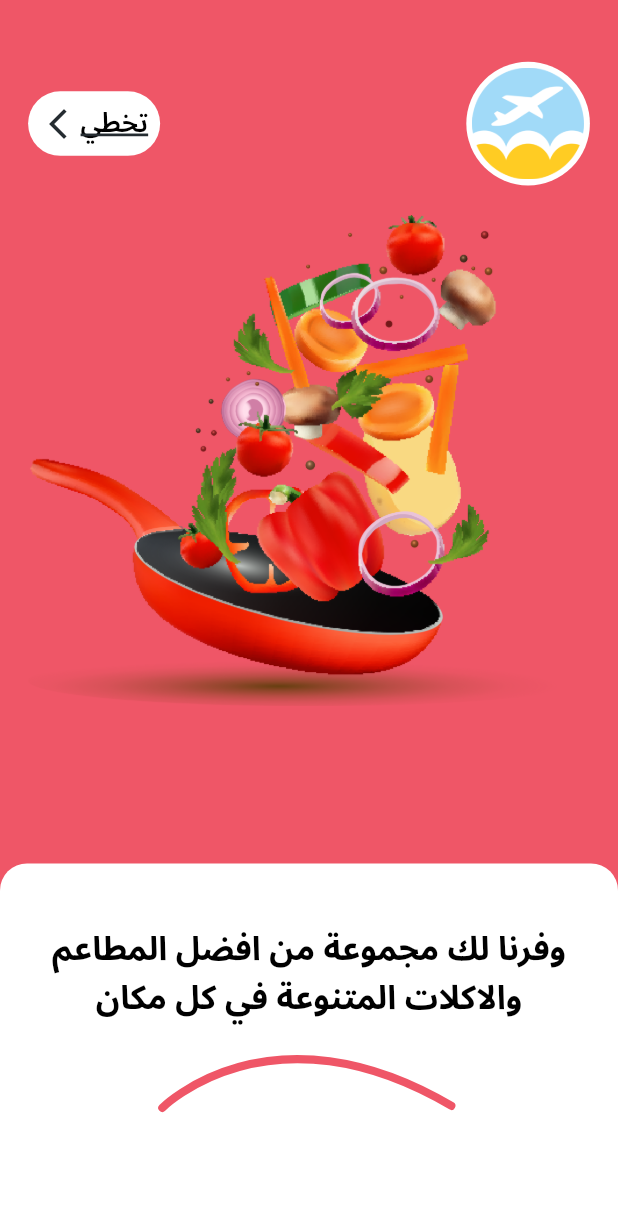
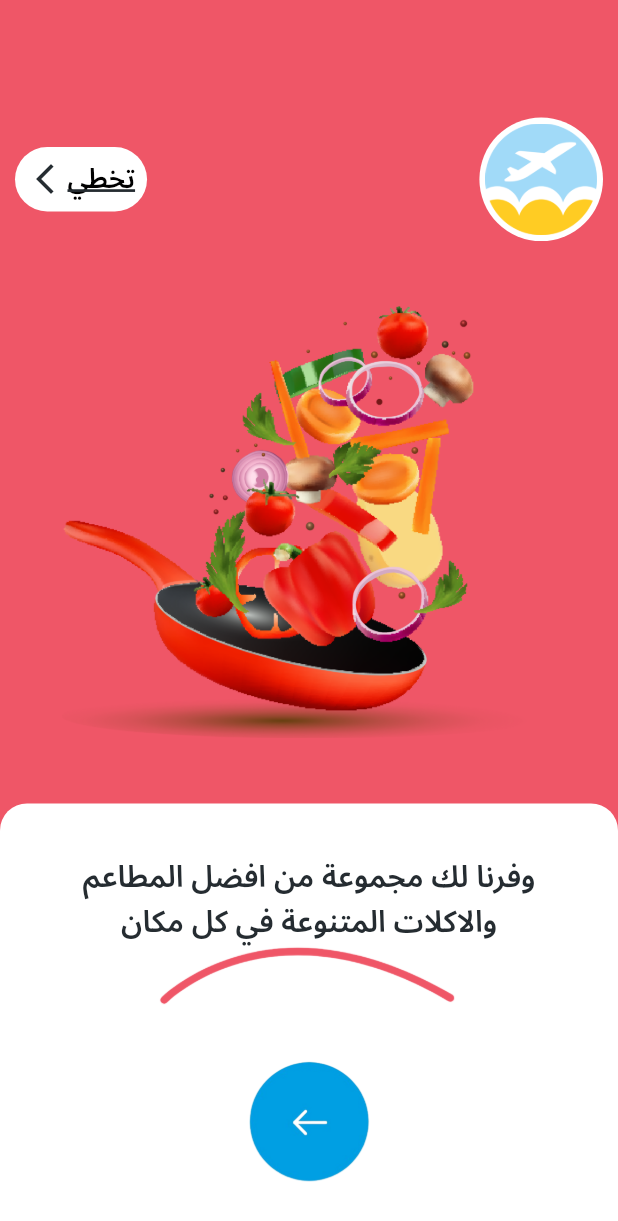
Before and after one commit to TopBusiness-Flutter-Projects/travel_club, a Flutter app: the OnBoarding1 screen opened directly, after a tap on "تخطي", on a phone screen of 412 x 824 dp. Shown: the top 1221 px of the screen. Run offline on Flutter 3.47's test engine with Material 3 defaults, Android fonts, the phone set to English and light mode, and no system bars; drawn by our look-alikes of auto_size_text; our stand-ins replace cached_network_image, dio, dotted_border, easy_localization, equatable, flutter_bloc and 10 more; missing offline and left inert: overlay_loader_with_app_icon; accounts and stored records are empty; project files that could hold a hidden picture were left out.

Commit message:
finish on boarding

```diff
--- a/lib/core/utils/assets_manager.dart
+++ b/lib/core/utils/assets_manager.dart
@@ -18,6 +18,9 @@ class ImageAssets {
   static const String onBoarding1 = '$imagePath/onboarding1.png';
   static const String onBoarding2 = '$imagePath/onboarding2.png';
   static const String onBoarding3 = '$imagePath/onboarding3.png';
+  static const String container = '$imagePath/container.png';
+  static const String forward = '$imagePath/forward.png';
+
 
   // icons
   static const String phoneIcon = '$iconsPath/phone.svg';
--- a/lib/features/auth/widgets/custom_forward.dart
+++ b/lib/features/auth/widgets/custom_forward.dart
@@ -1,14 +1,26 @@
+import 'package:easy_localization/easy_localization.dart';
 import 'package:flutter_svg/svg.dart';
 
 import '../../../core/exports.dart';
 
 class CustomForward extends StatelessWidget {
-  const CustomForward({super.key,this.onTap});
- final void Function()? onTap;
+  const CustomForward({super.key, this.onTap});
+  final void Function()? onTap;
   @override
   Widget build(BuildContext context) {
-    return  GestureDetector(
-      onTap:onTap,
-        child: SvgPicture.asset(AppIcons.forward));
+    return GestureDetector(
+        onTap: onTap,
+        child: EasyLocalization.of(context)!.locale.languageCode != 'ar'
+            ? RotatedBox(
+                quarterTurns: 2,
+                child: Image.asset(
+                  ImageAssets.forward,
+                  height: getHeightSize(context) * 0.1,
+                ),
+              )
+            : Image.asset(
+                ImageAssets.forward,
+                height: getHeightSize(context) * 0.1,
+              ));
   }
 }
--- a/lib/features/on_boarding/screen/onboarding1.dart
+++ b/lib/features/on_boarding/screen/onboarding1.dart
@@ -26,7 +26,7 @@ class OnBoarding1 extends StatelessWidget {
             text: AppTranslations.onboarding1,
             onTap: () {
               cubit.pageController.animateToPage(1,
-                  duration: const Duration(milliseconds: 1000),
+                  duration: const Duration(milliseconds: 300),
                   curve: Curves.easeInOut);
             },
           ),
--- a/lib/features/on_boarding/screen/onboarding2.dart
+++ b/lib/features/on_boarding/screen/onboarding2.dart
@@ -13,14 +13,13 @@ class OnBoarding2 extends StatelessWidget {
         OnboardingCubit cubit = context.read<OnboardingCubit>();
         return Scaffold(
           body: CustomOnBoardingBody(
-               backgroundColor: AppColors.red,
+            backgroundColor: AppColors.red,
             image: ImageAssets.onBoarding2,
             text: AppTranslations.onboarding2,
             onTap: () {
-               cubit.pageController.animateToPage(2,
-                                      duration:
-                                          const Duration(milliseconds: 1000),
-                                      curve: Curves.easeInOut);
+              cubit.pageController.animateToPage(2,
+                  duration: const Duration(milliseconds: 300),
+                  curve: Curves.easeInOut);
             },
           ),
         );
--- a/lib/features/on_boarding/screen/widgets/on_boarding_body.dart
+++ b/lib/features/on_boarding/screen/widgets/on_boarding_body.dart
@@ -1,6 +1,8 @@
+import 'package:auto_size_text/auto_size_text.dart';
 import 'package:flutter_svg/svg.dart';
 import 'package:travel_club/core/exports.dart';
 import 'package:travel_club/core/widgets/custom_skip_row.dart';
+import 'package:travel_club/features/auth/widgets/custom_forward.dart';
 
 class CustomOnBoardingBody extends StatelessWidget {
   const CustomOnBoardingBody({
@@ -21,30 +23,42 @@ class CustomOnBoardingBody extends StatelessWidget {
       width: getWidthSize(context),
       height: getHeightSize(context),
       color: backgroundColor,
+      child: Stack(
+        alignment: Alignment.bottomCenter,
+        children: [
+          Positioned(
+            top: 0,
+            child: SizedBox(
+                height: getHeightSize(context) * 0.65,
+                width: getWidthSize(context),
                 child: Column(
+                  mainAxisAlignment: MainAxisAlignment.spaceEvenly,
                   children: [
-          SizedBox(
-            height: getHeightSize(context) * 0.05,
+                    SizedBox(height: getHeightSize(context) * 0.01),
+                    Column(
+                      children: [
+                        Padding(
+                          padding: EdgeInsets.symmetric(horizontal: 10.w),
+                          child: CustomSkipRow(
+                              onTap: onTap, backgroundColor: AppColors.white),
+                        ),
+                      ],
                     ),
                     Padding(
-            padding:
-                EdgeInsets.symmetric(horizontal: getWidthSize(context) / 22),
-            child:
-                CustomSkipRow(onTap: onTap, backgroundColor: AppColors.white),
-          ),
-          Center(
-            child: Padding(
-              padding: EdgeInsets.all(getWidthSize(context) / 22),
+                      padding: EdgeInsets.symmetric(
+                          vertical: getHeightSize(context) * 0.01,
+                          horizontal: getWidthSize(context) * 0.1),
                       child: Image.asset(
                         image,
-                height: getHeightSize(context) * 0.4,
+                        // height: getHeightSize(context) * 0.,
                         // width: getSize(context) / 1.1,
                       ),
                     ),
+                  ],
+                )),
           ),
-          Spacer(),
           Container(
-            //  height: getHeightSize(context) * 0.4,
+            height: getHeightSize(context) * 0.35,
             width: getWidthSize(context),
             decoration: BoxDecoration(
               color: AppColors.white,
@@ -53,22 +67,30 @@ class CustomOnBoardingBody extends StatelessWidget {
                 topRight: Radius.circular(18.r),
               ),
             ),
+            child: Padding(
+              padding: EdgeInsets.symmetric(
+                  horizontal: getHeightSize(context) * 0.04),
               child: Column(
+                mainAxisAlignment: MainAxisAlignment.spaceEvenly,
                 children: [
-                Padding(
-                  padding: EdgeInsets.only(top: getHeightSize(context) * 0.05),
-                  child: Text(
+                  Column(
+                    children: [
+                      AutoSizeText(
                         text,
+                        maxLines: 2,
                         textAlign: TextAlign.center,
-                    style:
-                        getBoldStyle(color: AppColors.black, fontSize: 22.sp),
+                        style: getSemiBoldStyle(fontSize: 20.sp),
                       ),
+                      Image.asset(ImageAssets.container,
+                          height: getHeightSize(context) * 0.05,
+                          color: backgroundColor),
+                    ],
                   ),
-                SvgPicture.asset(AppIcons.container,
-                    height: 100.h, color: backgroundColor),
-                SizedBox(height: getHeightSize(context) * 0.05),
-
+                  CustomForward(
+                    onTap: onTap,
+                  )
                 ],
+              ),
             ),
           )
         ],
--- a/lib/features/splash/screens/splash_screen.dart
+++ b/lib/features/splash/screens/splash_screen.dart
@@ -1,5 +1,6 @@
 import 'dart:async';
 import 'package:flutter/material.dart';
+import 'package:shared_preferences/shared_preferences.dart';
 import 'package:travel_club/core/exports.dart';
 import 'package:travel_club/core/utils/assets_manager.dart';
 import '../../../../config/routes/app_routes.dart';
@@ -31,29 +32,25 @@ class _SplashScreenState extends State<SplashScreen>
   }
 
   Future<void> _getStoreUser() async {
-    Navigator.pushReplacementNamed(context, Routes.onboardingPageScreenRoute);
-
-    // SharedPreferences prefs = await SharedPreferences.getInstance();
-    // if (prefs.getString('onBoarding') != null) {
-    //   if (prefs.getString('user') != null) {
-    //     Navigator.pushReplacementNamed(context, Routes.mainRoute);
-    //   } else {
-    //     Navigator.pushNamedAndRemoveUntil(
-    //       context,
-    //       Routes.loginRoute,
-    //       ModalRoute.withName(
-    //         Routes.initialRoute,
-    //       ),
-    //     );
-    //   }
-    // } else {
-    //   Navigator.pushReplacementNamed(
-    //     context,
-    //     Routes.initialRoute,
-
-    //     ///onBprading
-    //   );
-    // }
+    SharedPreferences prefs = await SharedPreferences.getInstance();
+    if (prefs.getBool('onBoarding') != null) {
+      if (prefs.getString('user') != null) {
+        Navigator.pushReplacementNamed(context, Routes.mainRoute);
+      } else {
+        Navigator.pushNamedAndRemoveUntil(
+          context,
+          Routes.loginRoute,
+          ModalRoute.withName(
+            Routes.initialRoute,
+          ),
+        );
+      }
+    } else {
+      Navigator.pushReplacementNamed(
+        context,
+        Routes.onboardingPageScreenRoute,
+      );
+    }
   }
 
   @override
--- a/pubspec.yaml
+++ b/pubspec.yaml
@@ -43,7 +43,7 @@ dependencies:
   overlay_loader_with_app_icon: ^0.0.4
   flutter_screenutil: ^5.9.3
   dotted_border: ^2.1.0
-
+  auto_size_text: ^3.0.0
 dev_dependencies:
   flutter_test:
     sdk: flutter
```
Also changed, not shown: assets/icons/container.svg, assets/icons/forward.svg, assets/images/container.png (added), assets/images/forward.png (added), pubspec.lock. Lines whose indentation alone changed are shown as unchanged.
